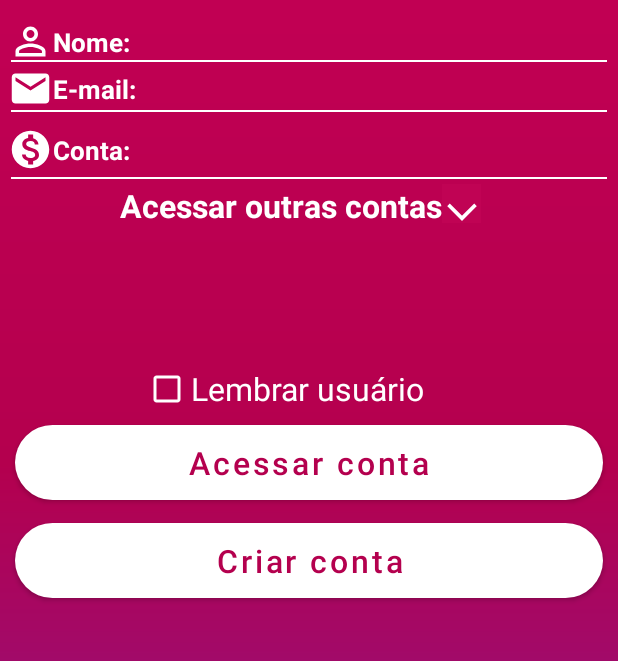
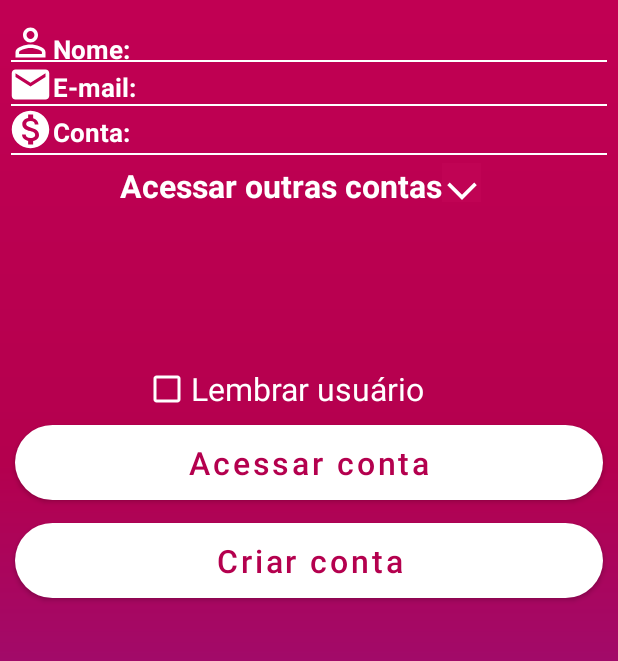
Before and after one commit to GILMARCOSSANTOS/BancoBradesil1.0, an Android app: the screen it shows after launch (MainActivity), on a phone screen of 412 x 824 dp, the part 155-816 px from its top. Run offline under Robolectric (Android 15) with nearby library versions, the phone set to English and light mode, and no system bars.

Commit message:
Organizacao do layout dos dos do cliente

```diff
--- a/app/src/main/res/layout/activity_main.xml
+++ b/app/src/main/res/layout/activity_main.xml
@@ -44,8 +44,9 @@
         <com.google.android.material.imageview.ShapeableImageView
             android:id="@+id/imageViewPessoaActivityMainId"
             android:layout_width="30dp"
-            android:layout_height="35dp"
+            android:layout_height="30dp"
             android:layout_marginStart="5dp"
+            android:layout_marginTop="3dp"
             android:src="@drawable/pessoa"
             app:layout_constraintBottom_toBottomOf="@id/textViewNomeCliente01ActivityMainId"
             app:layout_constraintStart_toStartOf="parent"
@@ -56,6 +57,7 @@
             android:id="@+id/textViewNomeCliente01ActivityMainId"
             android:layout_width="wrap_content"
             android:layout_height="wrap_content"
+            android:layout_marginTop="4dp"
             android:text="@string/nome"
             android:textColor="@color/white01"
             android:textColorHint="@color/white01"
@@ -63,7 +65,7 @@
             android:textStyle="bold"
             app:layout_constraintBottom_toBottomOf="@+id/imageViewPessoaActivityMainId"
             app:layout_constraintStart_toEndOf="@id/imageViewPessoaActivityMainId"
-            app:layout_constraintTop_toTopOf="@+id/imageViewPessoaActivityMainId" />
+            app:layout_constraintTop_toTopOf="@id/imageViewPessoaActivityMainId" />
 
         <com.google.android.material.textview.MaterialTextView
             android:id="@+id/textViewNomeCliente02ActivityMainId"
@@ -82,17 +84,17 @@
             android:id="@+id/view01ActivityMain01Id"
             android:layout_width="match_parent"
             android:layout_height="1dp"
+            android:layout_marginTop="-3dp"
             android:layout_marginStart="7dp"
-            android:layout_marginTop="-5dp"
             android:layout_marginEnd="7dp"
             android:background="@color/white01"
             app:layout_constraintStart_toStartOf="parent"
-            app:layout_constraintTop_toBottomOf="@id/imageViewPessoaActivityMainId" />
+            app:layout_constraintTop_toBottomOf="@id/imageViewPessoaActivityMainId"/>
 
         <com.google.android.material.imageview.ShapeableImageView
             android:id="@+id/imageViewEmailActivityMainId"
             android:layout_width="30dp"
-            android:layout_height="35dp"
+            android:layout_height="30dp"
             android:layout_marginStart="5dp"
             android:src="@drawable/email"
             app:layout_constraintStart_toStartOf="parent"
@@ -103,6 +105,7 @@
             android:id="@+id/textViewEmail01ActivityMainId"
             android:layout_width="wrap_content"
             android:layout_height="wrap_content"
+            android:layout_marginTop="3dp"
             android:text="@string/eMail"
             android:textColor="@color/white01"
             android:textColorHint="@color/white01"
@@ -130,18 +133,17 @@
             android:layout_width="match_parent"
             android:layout_height="1dp"
             android:layout_marginStart="7dp"
-            android:layout_marginTop="2dp"
             android:layout_marginEnd="7dp"
             android:background="@color/white01"
+           android:layout_marginTop="-2dp"
             app:layout_constraintStart_toStartOf="parent"
-            app:layout_constraintTop_toBottomOf="@id/textViewEmail01ActivityMainId" />
+            app:layout_constraintTop_toBottomOf="@id/imageViewEmailActivityMainId" />
 
         <com.google.android.material.imageview.ShapeableImageView
             android:id="@+id/imageViewContaActivityMainId"
             android:layout_width="30dp"
-            android:layout_height="35dp"
+            android:layout_height="30dp"
             android:layout_marginStart="5dp"
-            android:layout_marginTop="5dp"
             android:src="@drawable/money_account"
             app:layout_constraintStart_toStartOf="parent"
             app:layout_constraintTop_toBottomOf="@id/imageViewEmailActivityMainId"
@@ -151,6 +153,7 @@
             android:id="@+id/textViewConta01ActivityMainId"
             android:layout_width="wrap_content"
             android:layout_height="wrap_content"
+            android:layout_marginTop="3dp"
             android:text="@string/conta"
             android:textColor="@color/white01"
             android:textColorHint="@color/white01"
@@ -178,7 +181,7 @@
             android:layout_width="match_parent"
             android:layout_height="1dp"
             android:layout_marginStart="7dp"
-            android:layout_marginTop="6dp"
+            android:layout_marginTop="2dp"
             android:layout_marginEnd="7dp"
             android:background="@color/white01"
             app:layout_constraintStart_toStartOf="parent"
```
